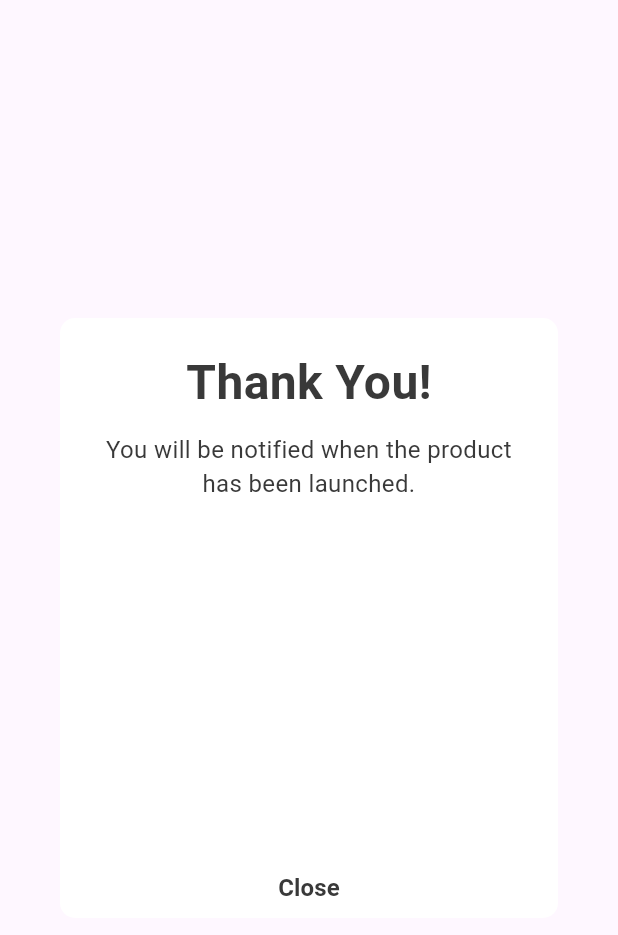
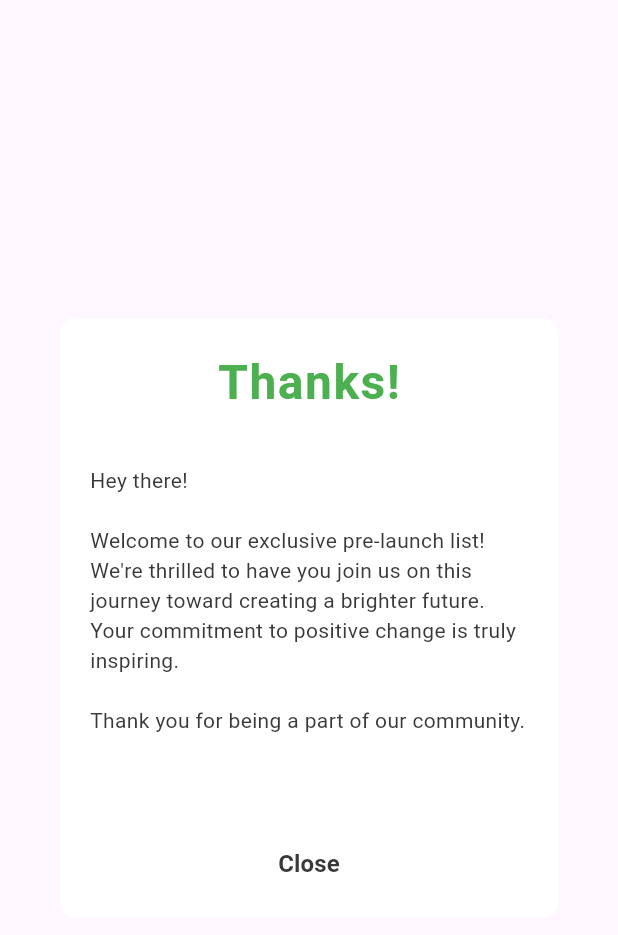
Before and after one commit to ashtondunderdale/semvera, a Flutter app: the EmailPopUp widget shown alone on an empty page, opened directly, on a phone screen of 412 x 824 dp. Shown: the top 935 px of the screen. Run offline on Flutter 3.47's test engine with Material 3 defaults, Android fonts, the phone set to English and light mode, and no system bars.

Commit message:
refactored email message screen

```diff
--- a/green/lib/globals.dart
+++ b/green/lib/globals.dart
@@ -1,3 +1,12 @@
 import 'package:flutter/material.dart';
 
 Color textColour = const Color.fromARGB(255, 57, 57, 57);
+Color backgroundColor = const Color.fromARGB(255, 59, 126, 80);
+
+String emailWelcomeMessage = '''
+Hey there!
+
+Welcome to our exclusive pre-launch list! We're thrilled to have you join us on this journey toward creating a brighter future. Your commitment to positive change is truly inspiring.
+
+Thank you for being a part of our community.
+''';
--- a/green/lib/views/landing_page.dart
+++ b/green/lib/views/landing_page.dart
@@ -1,4 +1,5 @@
 import 'package:flutter/material.dart';
+import 'package:green/globals.dart';
 
 import '../widgets/landing_page/email_pop_up.dart';
 
@@ -8,8 +9,7 @@ class LandingPage extends StatelessWidget {
   @override
   Widget build(BuildContext context) {
     return Scaffold(
-      backgroundColor: const Color.fromARGB(255, 59, 126, 80),
-      appBar: AppBar(),
+      backgroundColor: backgroundColor,
       body: Center(
         child: SizedBox(
           width: MediaQuery.of(context).size.width,
@@ -41,10 +41,11 @@ class LandingPage extends StatelessWidget {
                         child: Text(
                           "Inspiring Green Innovation",
                           style: TextStyle(
-                              fontSize: 52,
-                              fontWeight: FontWeight.bold,
-                              color: Colors.white,
-                              letterSpacing: 1),
+                            fontSize: 52,
+                            fontWeight: FontWeight.bold,
+                            color: Colors.white,
+                            letterSpacing: 1
+                          ),
                         ),
                       ),
                       const Text(
@@ -73,8 +74,7 @@ class LandingPage extends StatelessWidget {
                                     borderRadius: BorderRadius.circular(10.0),
                                     borderSide: BorderSide.none,
                                   ),
-                                  contentPadding: const EdgeInsets.symmetric(
-                                      horizontal: 20.0),
+                                  contentPadding: const EdgeInsets.symmetric(horizontal: 20.0),
                                 ),
                               ),
                             ),
--- a/green/lib/widgets/landing_page/email_pop_up.dart
+++ b/green/lib/widgets/landing_page/email_pop_up.dart
@@ -25,28 +25,37 @@ class EmailPopUp extends StatelessWidget {
               padding: const EdgeInsets.all(20.0),
               child: Column(
                 children: [
-                  Text(
-                    'Thank You!',
+                  const Padding(
+                    padding: EdgeInsets.only(bottom: 32),
+                    child: Text(
+                      'Thanks!',
                       style: TextStyle(
                         fontSize: 32,
                         fontWeight: FontWeight.bold,
+                        color: Colors.green,
+                        letterSpacing: 1
+                      ),
+                    ),
+                  ),
+                  SizedBox(
+                    child: Align(
+                      alignment: Alignment.centerLeft,
+                      child: Text(
+                        emailWelcomeMessage,
+                        style: TextStyle(
+                          fontSize: 14,
                           color: textColour
                         ),
                       ),
-                  const SizedBox(height: 10.0),
-                  Text(
-                    'You will be notified when the product has been launched.',
-                    style: TextStyle(
-                      fontSize: 16.0,
-                      color: textColour
                     ),
-                    textAlign: TextAlign.center,
                   ),
                 ],
               ),
             ),
             const Spacer(),
-            SizedBox(
+            Padding(
+              padding: const EdgeInsets.only(bottom: 16),
+              child: SizedBox(
                 width: 80,
                 height: 40,
                 child: TextButton(
@@ -63,6 +72,7 @@ class EmailPopUp extends StatelessWidget {
                   ),
                 ),
               ),
+            ),
           ],
         ),
       ),
```
Lines whose indentation alone changed are shown as unchanged.
